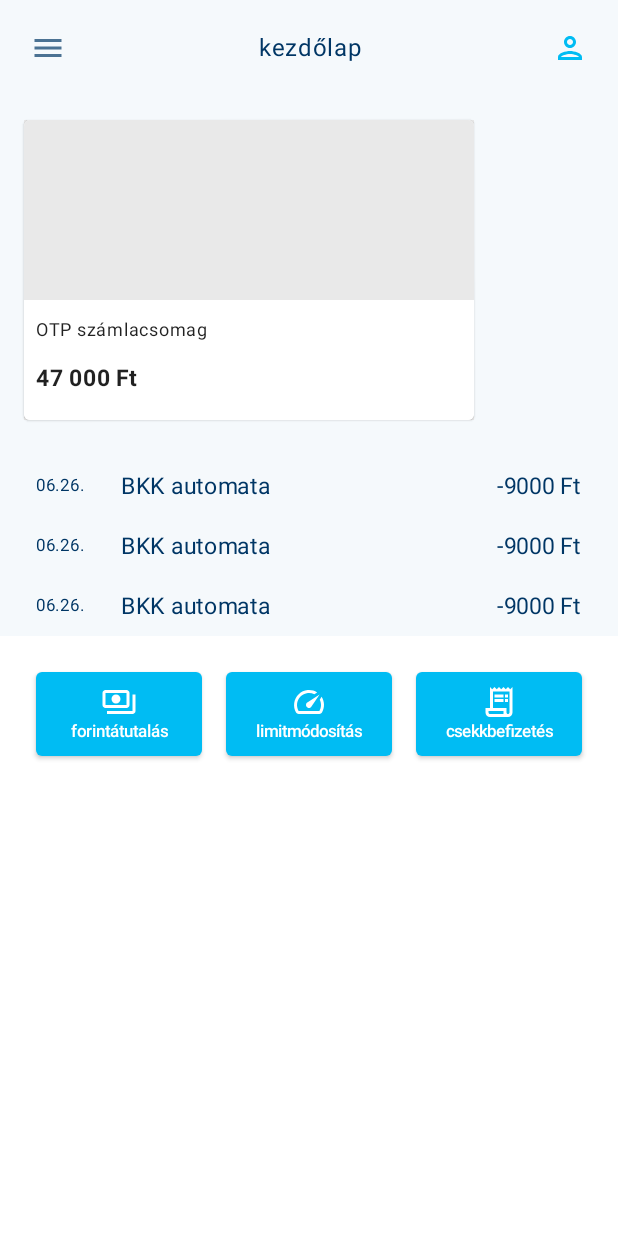
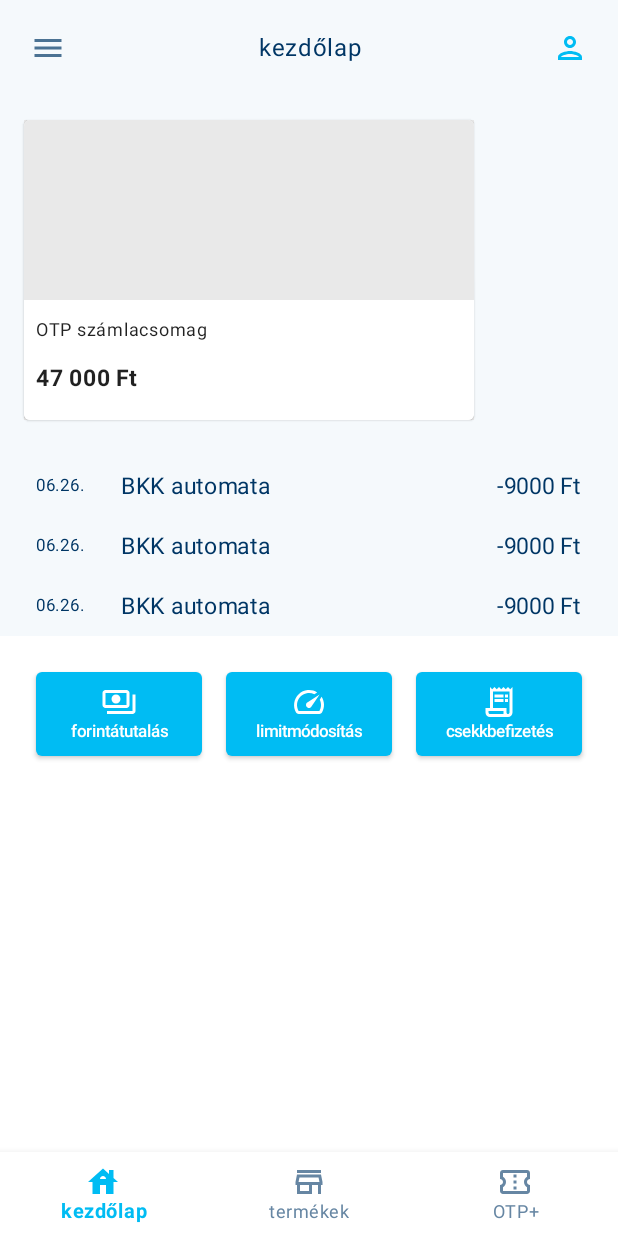
Before and after one commit to molnarjozsef/BankingApp, an Android app built with Jetpack Compose: the DashboardScreen screen opened through its navigation route, on a phone screen of 412 x 824 dp. Run offline under Robolectric (Android 15) with nearby library versions, the phone set to English and light mode, and no system bars; our stand-ins replace Compose Multiplatform resources.

Commit message:
feat: add bottom navigation
#9

```diff
--- a/composeApp/src/commonMain/kotlin/Strings.kt
+++ b/composeApp/src/commonMain/kotlin/Strings.kt
@@ -16,8 +16,13 @@ object Strings {
 
     object Dashboard {
         val Title = "kezdőlap"
+
         val QuickSettingsCurrentTransfer = "forintátutalás"
         val QuickSettingsLimitChange = "limitmódosítás"
         val QuickSettingsBillPayment = "csekkbefizetés"
+
+        val BottomNavigationHome = "kezdőlap"
+        val BottomNavigationProducts = "termékek"
+        val BottomNavigationExtras = "$BankName+"
     }
 }
--- /dev/null
+++ b/composeApp/src/commonMain/kotlin/features/dashboard/BottomNavigation.kt
@@ -0,0 +1,114 @@
+package features.dashboard
+
+import Strings
+import androidx.compose.animation.core.animateFloatAsState
+import androidx.compose.animation.core.spring
+import androidx.compose.foundation.layout.RowScope
+import androidx.compose.material.BottomNavigation
+import androidx.compose.material.BottomNavigationItem
+import androidx.compose.material.Icon
+import androidx.compose.material.Text
+import androidx.compose.material.icons.Icons
+import androidx.compose.material.icons.filled.ConfirmationNumber
+import androidx.compose.material.icons.filled.House
+import androidx.compose.material.icons.filled.Store
+import androidx.compose.material.icons.outlined.ConfirmationNumber
+import androidx.compose.material.icons.outlined.House
+import androidx.compose.material.icons.outlined.Store
+import androidx.compose.runtime.Composable
+import androidx.compose.runtime.getValue
+import androidx.compose.runtime.mutableStateOf
+import androidx.compose.runtime.remember
+import androidx.compose.runtime.setValue
+import androidx.compose.ui.Modifier
+import androidx.compose.ui.draw.scale
+import androidx.compose.ui.graphics.vector.ImageVector
+import androidx.compose.ui.text.font.FontWeight
+import androidx.compose.ui.unit.TextUnit
+import androidx.compose.ui.unit.TextUnitType
+import androidx.compose.ui.unit.lerp
+import theme.BankColors
+
+@Composable
+fun BankBottomNavigation() {
+    var selected by remember { mutableStateOf(BottomNavigationRoute.Dashboard) }
+
+    BottomNavigation(
+        backgroundColor = BankColors.white,
+        contentColor = BankColors.lightDark
+    ) {
+        BottomNavigationItem(
+            route = BottomNavigationRoute.Dashboard,
+            selected = selected == BottomNavigationRoute.Dashboard,
+            onClick = { selected = BottomNavigationRoute.Dashboard },
+        )
+        BottomNavigationItem(
+            route = BottomNavigationRoute.Products,
+            selected = selected == BottomNavigationRoute.Products,
+            onClick = { selected = BottomNavigationRoute.Products },
+        )
+        BottomNavigationItem(
+            route = BottomNavigationRoute.Extras,
+            selected = selected == BottomNavigationRoute.Extras,
+            onClick = { selected = BottomNavigationRoute.Extras },
+        )
+    }
+}
+
+@Composable
+private fun RowScope.BottomNavigationItem(
+    route: BottomNavigationRoute,
+    selected: Boolean,
+    onClick: () -> Unit,
+) {
+    val icon = if (selected) route.selectedIcon else route.unselectedIcon
+    val fontWeight = if (selected) FontWeight.Bold else FontWeight.Normal
+    val animation by animateFloatAsState(if (selected) 1f else 0f, spring())
+    val textUnit = lerp(
+        TextUnit(12f, TextUnitType.Sp),
+        TextUnit(14f, TextUnitType.Sp),
+        animation
+    )
+
+    BottomNavigationItem(
+        selected = selected,
+        onClick = onClick,
+        icon = {
+            Icon(
+                imageVector = icon,
+                contentDescription = null
+            )
+        },
+        label = {
+            Text(
+                modifier = Modifier.scale(1 + (animation * 0.1f)),
+                text = route.label,
+                fontWeight = fontWeight,
+            )
+        },
+        selectedContentColor = BankColors.main,
+        unselectedContentColor = BankColors.lightDark,
+    )
+}
+
+enum class BottomNavigationRoute(
+    val selectedIcon: ImageVector,
+    val unselectedIcon: ImageVector,
+    val label: String,
+) {
+    Dashboard(
+        selectedIcon = Icons.Filled.House,
+        unselectedIcon = Icons.Outlined.House,
+        label = Strings.Dashboard.BottomNavigationHome,
+    ),
+    Products(
+        selectedIcon = Icons.Filled.Store,
+        unselectedIcon = Icons.Outlined.Store,
+        label = Strings.Dashboard.BottomNavigationProducts,
+    ),
+    Extras(
+        selectedIcon = Icons.Filled.ConfirmationNumber,
+        unselectedIcon = Icons.Outlined.ConfirmationNumber,
+        label = Strings.Dashboard.BottomNavigationExtras,
+    )
+}
--- a/composeApp/src/commonMain/kotlin/features/dashboard/DashboardScreen.kt
+++ b/composeApp/src/commonMain/kotlin/features/dashboard/DashboardScreen.kt
@@ -27,6 +27,9 @@ fun DashboardScreen(
                 backgroundColor = BankColors.light
             )
         },
+        bottomBar = {
+            BankBottomNavigation()
+        }
     ) {
         Column(
             modifier = Modifier.fillMaxSize()
```
